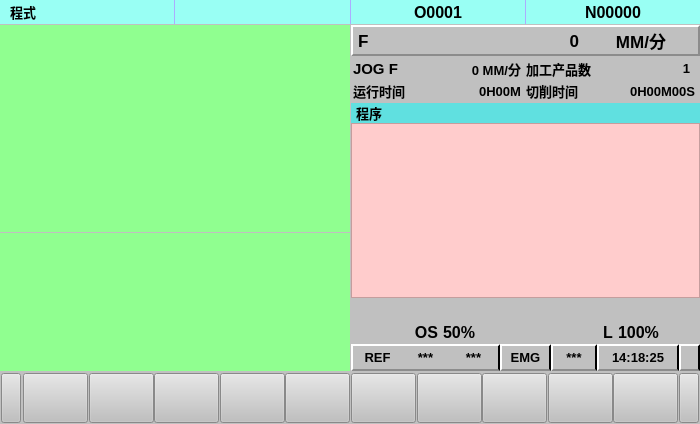
Before: the Qt Designer form Graduation_Project/resource/UI/CRT_PROG_Base.ui in zhaojiacheng1/python, drawn with Qt 5.
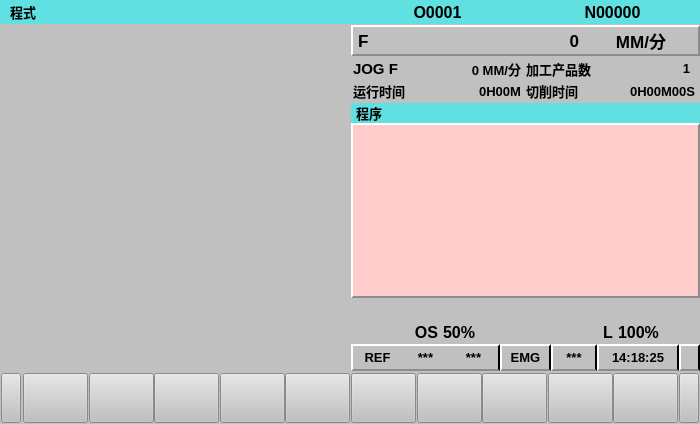
After: the same form once the commit is applied. Custom widgets are drawn as their Qt base class.

Commit message: CRT的PROG界面实现

The edit to the form file:
```diff
--- a/Graduation_Project/resource/UI/CRT_PROG_Base.ui
+++ b/Graduation_Project/resource/UI/CRT_PROG_Base.ui
@@ -47,11 +47,11 @@
    <item>
     <widget class="QWidget" name="widget" native="true">
      <property name="styleSheet">
-      <string notr="true">background-color: rgb(171, 173, 255);</string>
+      <string notr="true">background-color: rgb(96, 224, 224);</string>
      </property>
      <layout class="QHBoxLayout" name="horizontalLayout" stretch="1,1,1,1">
       <property name="spacing">
-       <number>1</number>
+       <number>0</number>
       </property>
       <property name="leftMargin">
        <number>0</number>
@@ -75,7 +75,7 @@
          </font>
         </property>
         <property name="styleSheet">
-         <string notr="true">background-color: rgb(153, 255, 244);</string>
+         <string notr="true"/>
         </property>
         <property name="text">
          <string>程式</string>
@@ -88,7 +88,7 @@
       <item>
        <widget class="QLabel" name="label_2">
         <property name="styleSheet">
-         <string notr="true">background-color: rgb(153, 255, 244);</string>
+         <string notr="true"/>
         </property>
         <property name="text">
          <string/>
@@ -105,7 +105,7 @@
          </font>
         </property>
         <property name="styleSheet">
-         <string notr="true">background-color: rgb(153, 255, 244);</string>
+         <string notr="true"/>
         </property>
         <property name="text">
          <string>O0001</string>
@@ -125,7 +125,7 @@
          </font>
         </property>
         <property name="styleSheet">
-         <string notr="true">background-color: rgb(153, 255, 244);</string>
+         <string notr="true"/>
         </property>
         <property name="text">
          <string>N00000</string>
@@ -162,7 +162,7 @@
       <item row="0" column="0">
        <widget class="QWidget" name="widget_5" native="true">
         <property name="styleSheet">
-         <string notr="true">background-color: rgb(144, 255, 144);</string>
+         <string notr="true"/>
         </property>
        </widget>
       </item>
@@ -472,7 +472,7 @@
          <item>
           <widget class="QWidget" name="widget_9" native="true">
            <property name="styleSheet">
-            <string notr="true">background-color: rgb(255, 242, 138);</string>
+            <string notr="true"/>
            </property>
            <layout class="QVBoxLayout" name="verticalLayout_3" stretch="1,9">
             <property name="spacing">
@@ -513,7 +513,11 @@
             <item>
              <widget class="QPlainTextEdit" name="plainTextEdit">
               <property name="styleSheet">
-               <string notr="true">background-color: rgb(255, 204, 204);</string>
+               <string notr="true">background-color: rgb(255, 204, 204);
+border-left: 2px solid white;
+border-top: 2px solid white;
+border-bottom: 2px solid rgb(140,140,140);
+border-right: 2px solid rgb(140,140,140);</string>
               </property>
              </widget>
             </item>
@@ -902,7 +906,7 @@
       <item row="1" column="0">
        <widget class="QWidget" name="widget_6" native="true">
         <property name="styleSheet">
-         <string notr="true">background-color: rgb(144, 255, 144);</string>
+         <string notr="true"/>
         </property>
        </widget>
       </item>
@@ -1199,6 +1203,13 @@
    </item>
   </layout>
  </widget>
+ <customwidgets>
+  <customwidget>
+   <class>CRTSoftBtn</class>
+   <extends>QPushButton</extends>
+   <header>CRT_Soft_Btn</header>
+  </customwidget>
+ </customwidgets>
  <resources/>
  <connections/>
 </ui>
```
Left out of the diff: 78 changed lines with no effect on the pictures. The commit also changes 20 other files.
